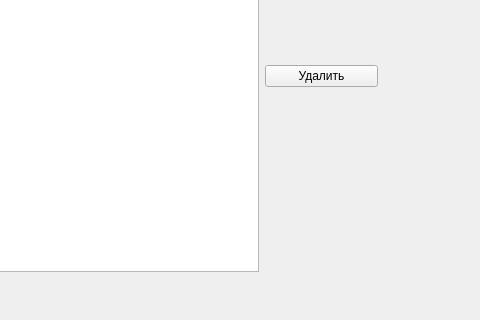
Qt form InterfaceQT/datawindow.ui (NeGvozd/CppLearningProject) before a commit; both pictures show x 363 to 843 and y 179 to 499 of the 843 by 499 pixel window.
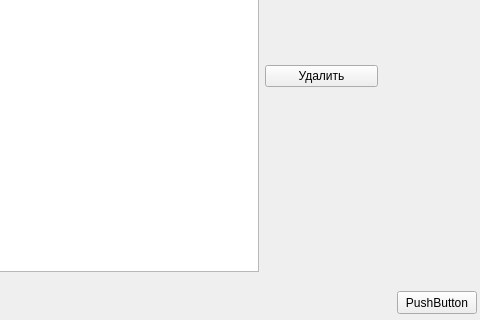
The same form after that commit.

Patch:
```diff
--- a/InterfaceQT/datawindow.ui
+++ b/InterfaceQT/datawindow.ui
@@ -13,7 +13,7 @@
   <property name="windowTitle">
    <string>Dialog</string>
   </property>
-  <widget class="QWidget" name="">
+  <widget class="QWidget" name="layoutWidget">
    <property name="geometry">
     <rect>
      <x>30</x>
@@ -77,6 +77,19 @@
     </item>
    </layout>
   </widget>
+  <widget class="QPushButton" name="zalupa">
+   <property name="geometry">
+    <rect>
+     <x>760</x>
+     <y>470</y>
+     <width>80</width>
+     <height>23</height>
+    </rect>
+   </property>
+   <property name="text">
+    <string>PushButton</string>
+   </property>
+  </widget>
  </widget>
  <resources/>
  <connections/>
```
